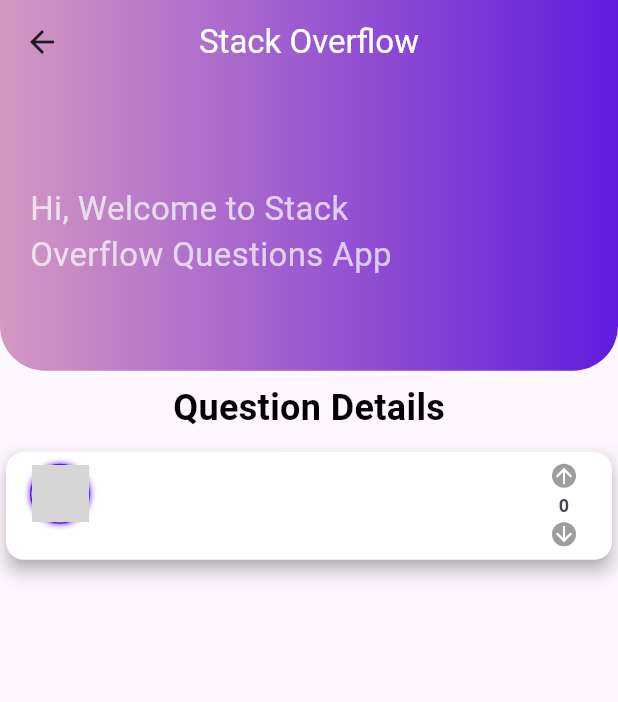
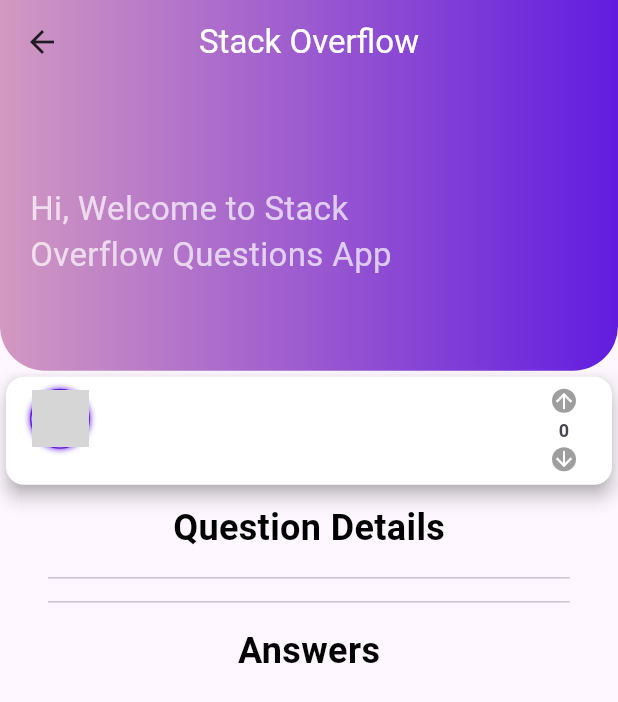
Before and after one commit to husseinmrba/questions_app_flutter, a Flutter app: the QuestionDetailsView screen opened directly with empty values, on a phone screen of 412 x 824 dp. Shown: the top 702 px of the screen. Run offline on Flutter 3.47's test engine with Material 3 defaults, Android fonts, the phone set to English and light mode, and no system bars; our stand-ins replace bloc, connectivity_plus, flutter_bloc, flutter_spinkit, flutter_widget_from_html, sqflite; missing offline and left inert: show_toast_when_fetch_data_api; accounts and stored records are empty; network calls fail; grey boxes are pictures that could not be loaded.

Commit message:
display body question in question details view

```diff
--- a/lib/views/question_details_view.dart
+++ b/lib/views/question_details_view.dart
@@ -1,8 +1,11 @@
+import 'package:flutter/cupertino.dart';
 import 'package:flutter/material.dart';
+import 'package:flutter/widgets.dart';
 import 'package:questions_app/models/question_model.dart';
 import 'package:questions_app/widgets/custom_app_bar.dart';
 import 'package:questions_app/widgets/custom_card.dart';
 import 'package:questions_app/widgets/title_view.dart';
+import 'package:flutter_widget_from_html/flutter_widget_from_html.dart';
 
 class QuestionDetailsView extends StatefulWidget {
   const QuestionDetailsView({super.key});
@@ -21,15 +24,37 @@ class _QuestionDetailsViewState extends State<QuestionDetailsView> {
   @override
   Widget build(BuildContext context) {
     question = ModalRoute.of(context)!.settings.arguments as QuestionModel;
-    return  Scaffold(
+    return Scaffold(
       body: Column(
         children: [
-           const CustomAppBar(),
-           const TitleView(
-            title: 'Question Details',
-          ),
+          const CustomAppBar(),
           CustomCard(
             question: question,
+          ),
+          Expanded(
+            child: Padding(
+              padding: const EdgeInsets.symmetric(horizontal: 32),
+              child: SingleChildScrollView(
+                child: Column(
+                  children: [
+                    const TitleView(
+                      title: 'Question Details',
+                    ),
+                    Divider(),
+                    HtmlWidget(
+                      question.body,
+                      textStyle: TextStyle(
+                        fontSize: 12,
+                      ),
+                    ),
+                    Divider(),
+                    const TitleView(
+                      title: 'Answers',
+                    ),
+                  ],
+                ),
+              ),
+            ),
           ),
         ],
       ),
--- a/pubspec.yaml
+++ b/pubspec.yaml
@@ -18,6 +18,7 @@ dependencies:
   http: ^1.2.1
   sqflite: ^2.3.3+1
   path: ^1.9.0
+  flutter_widget_from_html: ^0.15.0
 
 dev_dependencies:
   flutter_test:
```
Also changed, not shown: pubspec.lock, 6 other files.
